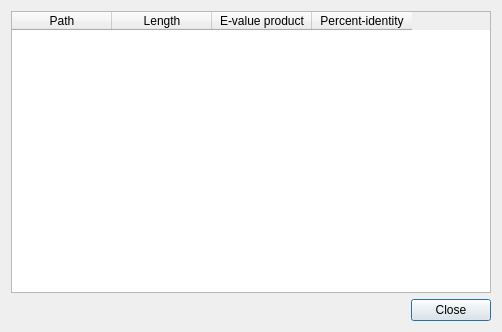
Above: ui/querypathsdialog.ui from rrwick/Bandage before the change. Below: the same form after it.
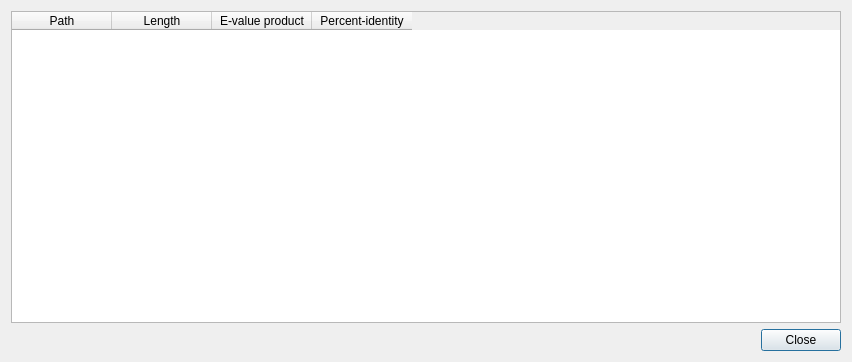
That is the form after the change. Custom widgets are drawn as their Qt base class.

Commit message: Working on query paths dialog

```diff
--- a/ui/querypathsdialog.ui
+++ b/ui/querypathsdialog.ui
@@ -6,8 +6,8 @@
    <rect>
     <x>0</x>
     <y>0</y>
-    <width>502</width>
-    <height>332</height>
+    <width>852</width>
+    <height>362</height>
    </rect>
   </property>
   <property name="windowTitle">
```
Left out of the diff: 2 changed lines with no effect on the pictures. The commit also changes 1 other file.
